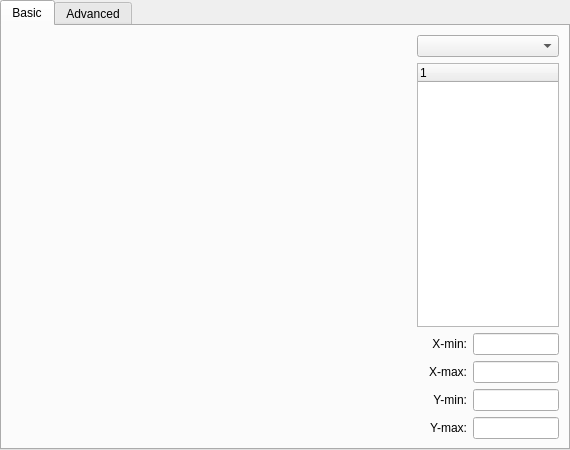
This is mlmodel_UI/plotwindow.ui in classmodel/modelgui as Qt 5 draws it before an edit. The edited form follows.
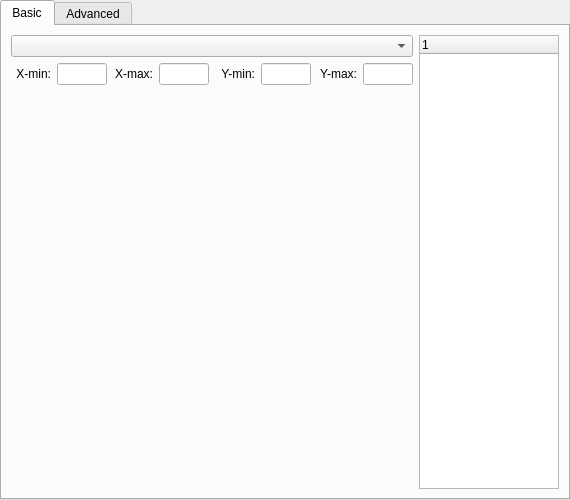
This is the edited form.

Commit message: Moved plotvar/xmin/xmax/etc, splitted plotmargin

What changed in the file:
```diff
--- a/mlmodel_UI/plotwindow.ui
+++ b/mlmodel_UI/plotwindow.ui
@@ -7,13 +7,13 @@
     <x>0</x>
     <y>0</y>
     <width>570</width>
-    <height>450</height>
+    <height>500</height>
    </rect>
   </property>
   <property name="minimumSize">
    <size>
     <width>570</width>
-    <height>450</height>
+    <height>500</height>
    </size>
   </property>
   <property name="windowTitle">
@@ -29,6 +29,180 @@
    <layout class="QHBoxLayout" name="horizontalLayout" stretch="1,0">
     <item>
      <layout class="QVBoxLayout" name="verticalLayout">
+      <item>
+       <widget class="QComboBox" name="plotvar">
+        <property name="maximumSize">
+         <size>
+          <width>2000</width>
+          <height>2000</height>
+         </size>
+        </property>
+       </widget>
+      </item>
+      <item>
+       <layout class="QGridLayout" name="axissetlayout">
+        <item row="0" column="0">
+         <layout class="QHBoxLayout" name="layout_xmin">
+          <item>
+           <widget class="QLabel" name="xminLabel">
+            <property name="minimumSize">
+             <size>
+              <width>40</width>
+              <height>0</height>
+             </size>
+            </property>
+            <property name="text">
+             <string>X-min:</string>
+            </property>
+            <property name="alignment">
+             <set>Qt::AlignRight|Qt::AlignTrailing|Qt::AlignVCenter</set>
+            </property>
+           </widget>
+          </item>
+          <item>
+           <widget class="QLineEdit" name="xminInput">
+            <property name="minimumSize">
+             <size>
+              <width>50</width>
+              <height>0</height>
+             </size>
+            </property>
+            <property name="maximumSize">
+             <size>
+              <width>100</width>
+              <height>1000</height>
+             </size>
+            </property>
+           </widget>
+          </item>
+         </layout>
+        </item>
+        <item row="0" column="1">
+         <layout class="QHBoxLayout" name="layout_xmax">
+          <item>
+           <widget class="QLabel" name="xmaxLabel">
+            <property name="minimumSize">
+             <size>
+              <width>40</width>
+              <height>0</height>
+             </size>
+            </property>
+            <property name="text">
+             <string>X-max:</string>
+            </property>
+            <property name="alignment">
+             <set>Qt::AlignRight|Qt::AlignTrailing|Qt::AlignVCenter</set>
+            </property>
+           </widget>
+          </item>
+          <item>
+           <widget class="QLineEdit" name="xmaxInput">
+            <property name="minimumSize">
+             <size>
+              <width>50</width>
+              <height>0</height>
+             </size>
+            </property>
+            <property name="maximumSize">
+             <size>
+              <width>100</width>
+              <height>1000</height>
+             </size>
+            </property>
+           </widget>
+          </item>
+         </layout>
+        </item>
+        <item row="0" column="2">
+         <layout class="QHBoxLayout" name="layout_ymin">
+          <property name="sizeConstraint">
+           <enum>QLayout::SetFixedSize</enum>
+          </property>
+          <item>
+           <widget class="QLabel" name="yminLabel">
+            <property name="minimumSize">
+             <size>
+              <width>40</width>
+              <height>0</height>
+             </size>
+            </property>
+            <property name="text">
+             <string>Y-min:</string>
+            </property>
+            <property name="alignment">
+             <set>Qt::AlignRight|Qt::AlignTrailing|Qt::AlignVCenter</set>
+            </property>
+           </widget>
+          </item>
+          <item>
+           <widget class="QLineEdit" name="yminInput">
+            <property name="minimumSize">
+             <size>
+              <width>50</width>
+              <height>0</height>
+             </size>
+            </property>
+            <property name="maximumSize">
+             <size>
+              <width>100</width>
+              <height>1000</height>
+             </size>
+            </property>
+           </widget>
+          </item>
+         </layout>
+        </item>
+        <item row="0" column="3">
+         <layout class="QHBoxLayout" name="layout_ymax">
+          <item>
+           <widget class="QLabel" name="ymaxLabel">
+            <property name="minimumSize">
+             <size>
+              <width>40</width>
+              <height>0</height>
+             </size>
+            </property>
+            <property name="text">
+             <string>Y-max:</string>
+            </property>
+            <property name="alignment">
+             <set>Qt::AlignRight|Qt::AlignTrailing|Qt::AlignVCenter</set>
+            </property>
+           </widget>
+          </item>
+          <item>
+           <widget class="QLineEdit" name="ymaxInput">
+            <property name="minimumSize">
+             <size>
+              <width>50</width>
+              <height>0</height>
+             </size>
+            </property>
+            <property name="maximumSize">
+             <size>
+              <width>100</width>
+              <height>1000</height>
+             </size>
+            </property>
+           </widget>
+          </item>
+         </layout>
+        </item>
+        <item row="0" column="4">
+         <spacer name="horizontalSpacer">
+          <property name="orientation">
+           <enum>Qt::Horizontal</enum>
+          </property>
+          <property name="sizeHint" stdset="0">
+           <size>
+            <width>10000</width>
+            <height>20</height>
+           </size>
+          </property>
+         </spacer>
+        </item>
+       </layout>
+      </item>
       <item>
        <widget class="QWidget" name="plotarea" native="true">
         <property name="sizePolicy">
@@ -115,17 +289,7 @@
      </layout>
     </item>
     <item>
-     <layout class="QVBoxLayout" name="verticalLayout_4">
-      <item>
-       <widget class="QComboBox" name="plotvar">
-        <property name="maximumSize">
-         <size>
-          <width>200</width>
-          <height>2000</height>
-         </size>
-        </property>
-       </widget>
-      </item>
+     <layout class="QVBoxLayout" name="modelrunlayout">
       <item>
        <widget class="QTreeWidget" name="modelruntree">
         <property name="maximumSize">
@@ -141,129 +305,6 @@
         </column>
        </widget>
       </item>
-      <item>
-       <layout class="QHBoxLayout" name="layout_xmin">
-        <item>
-         <widget class="QLabel" name="xminLabel">
-          <property name="minimumSize">
-           <size>
-            <width>50</width>
-            <height>0</height>
-           </size>
-          </property>
-          <property name="text">
-           <string>X-min:</string>
-          </property>
-          <property name="alignment">
-           <set>Qt::AlignRight|Qt::AlignTrailing|Qt::AlignVCenter</set>
-          </property>
-         </widget>
-        </item>
-        <item>
-         <widget class="QLineEdit" name="xminInput">
-          <property name="maximumSize">
-           <size>
-            <width>100</width>
-            <height>1000</height>
-           </size>
-          </property>
-         </widget>
-        </item>
-       </layout>
-      </item>
-      <item>
-       <layout class="QHBoxLayout" name="layout_xmax">
-        <item>
-         <widget class="QLabel" name="xmaxLabel">
-          <property name="minimumSize">
-           <size>
-            <width>50</width>
-            <height>0</height>
-           </size>
-          </property>
-          <property name="text">
-           <string>X-max:</string>
-          </property>
-          <property name="alignment">
-           <set>Qt::AlignRight|Qt::AlignTrailing|Qt::AlignVCenter</set>
-          </property>
-         </widget>
-        </item>
-        <item>
-         <widget class="QLineEdit" name="xmaxInput">
-          <property name="maximumSize">
-           <size>
-            <width>100</width>
-            <height>1000</height>
-           </size>
-          </property>
-         </widget>
-        </item>
-       </layout>
-      </item>
-      <item>
-       <layout class="QHBoxLayout" name="layout_ymin">
-        <property name="sizeConstraint">
-         <enum>QLayout::SetFixedSize</enum>
-        </property>
-        <item>
-         <widget class="QLabel" name="yminLabel">
-          <property name="minimumSize">
-           <size>
-            <width>50</width>
-            <height>0</height>
-           </size>
-          </property>
-          <property name="text">
-           <string>Y-min:</string>
-          </property>
-          <property name="alignment">
-           <set>Qt::AlignRight|Qt::AlignTrailing|Qt::AlignVCenter</set>
-          </property>
-         </widget>
-        </item>
-        <item>
-         <widget class="QLineEdit" name="yminInput">
-          <property name="maximumSize">
-           <size>
-            <width>100</width>
-            <height>1000</height>
-           </size>
-          </property>
-         </widget>
-        </item>
-       </layout>
-      </item>
-      <item>
-       <layout class="QHBoxLayout" name="layout_ymax">
-        <item>
-         <widget class="QLabel" name="ymaxLabel">
-          <property name="minimumSize">
-           <size>
-            <width>50</width>
-            <height>0</height>
-           </size>
-          </property>
-          <property name="text">
-           <string>Y-max:</string>
-          </property>
-          <property name="alignment">
-           <set>Qt::AlignRight|Qt::AlignTrailing|Qt::AlignVCenter</set>
-          </property>
-         </widget>
-        </item>
-        <item>
-         <widget class="QLineEdit" name="ymaxInput">
-          <property name="maximumSize">
-           <size>
-            <width>100</width>
-            <height>1000</height>
-           </size>
-          </property>
-         </widget>
-        </item>
-       </layout>
-      </item>
      </layout>
     </item>
    </layout>
```
The commit also changes 3 other files.
